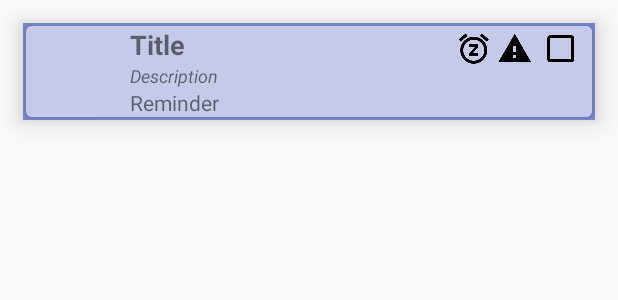
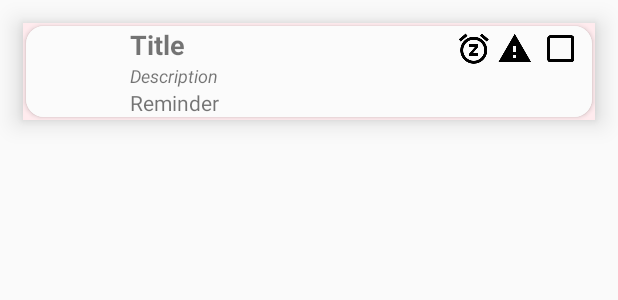
Before and after one commit to mbeascoa/TareasV2, an Android app: the layout list_item_note.xml on its own in the app's theme, with its tools: preview values and no code run, on a phone screen of 412 x 824 dp. Shown: the top 300 px of the screen. Run offline under Robolectric (Android 15) with nearby library versions, the phone set to English and light mode, and no system bars.

Commit message:
proyecto bastante avanzado coloritos le puse una libreria nueva funcionaba el boton blanco problemas todavia con que no pilla la fecha ni los reminders...

```diff
--- a/app/src/main/java/com/beastek/tareas/DialogShowNote.java
+++ b/app/src/main/java/com/beastek/tareas/DialogShowNote.java
@@ -83,7 +83,7 @@ public class DialogShowNote extends DialogFragment {
                 amPmString = formatDate("a", date);
             }
             String finalString = String.format(getResources().getString(R.string.remind_date_and_time), dateString, timeString, amPmString);
-            txtDateTime.setTextColor(getResources().getColor(R.color.secondary_text));
+            txtDateTime.setTextColor(getResources().getColor(R.color.mdtp_accent_color_dark));
             txtDateTime.setText(finalString);
         }
 
--- a/app/src/main/java/com/beastek/tareas/MainActivityNote.java
+++ b/app/src/main/java/com/beastek/tareas/MainActivityNote.java
@@ -386,8 +386,8 @@ public class MainActivityNote extends AppCompatActivity {
                 mReminderTextView.setText(finalString);
 
             } else {
-                 mReminderTextView.setText("no está cogiendo la fecha");
-                //mReminderTextView.setVisibility(View.INVISIBLE);
+                 //mReminderTextView.setText("no está cogiendo la fecha"); podemos poner mensaje o hacerlo invisible
+                mReminderTextView.setVisibility(View.INVISIBLE);
             }
 
             return view;
--- a/app/src/main/res/layout/list_item_note.xml
+++ b/app/src/main/res/layout/list_item_note.xml
@@ -7,7 +7,7 @@
     android:layout_marginTop="15dp"
     android:layout_marginRight="15dp"
     android:layout_marginBottom="15dp"
-    android:background="#7986CB"
+    android:background="#FFEBEE"
     android:elevation="10dp">
 
     <androidx.cardview.widget.CardView
@@ -15,12 +15,12 @@
         android:layout_width="match_parent"
         android:layout_height="match_parent"
         android:layout_margin="2dp"
-        app:cardCornerRadius="4dp">
+        app:cardCornerRadius="12dp">
 
         <LinearLayout
             android:layout_width="match_parent"
             android:layout_height="match_parent"
-            android:background="#C5CAE9">
+            android:background="#FBFBFB">
 
             <ImageView
                 android:layout_width="45dp"
```
Also changed, not shown: app/src/main/java/com/beastek/tareas/DialogNewNote.java (+15 -5 lines).
